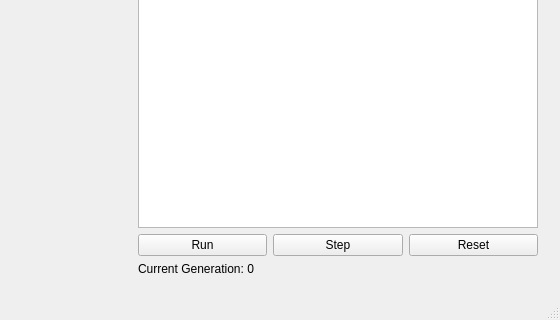
The window that viewer/MainWindow.ui (miguelmartin75/GP-Symbolic-Regression) describes before a commit, drawn with Qt 5; both pictures show x 413 to 973 and y 354 to 674 of the 973 by 674 pixel window.
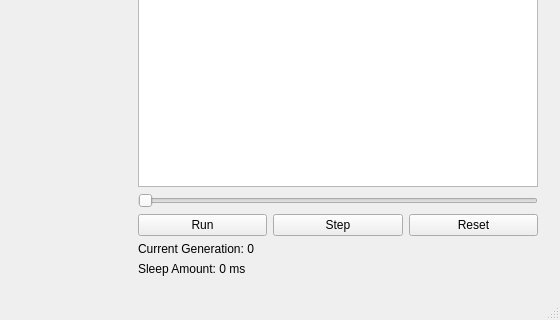
The same window after the commit. Custom widgets are drawn as their Qt base class.

The edit to the form file:
```diff
--- a/viewer/MainWindow.ui
+++ b/viewer/MainWindow.ui
@@ -83,6 +83,16 @@
          </property>
         </widget>
        </item>
+       <item>
+        <widget class="QSlider" name="sleepSlider">
+         <property name="maximum">
+          <number>1500</number>
+         </property>
+         <property name="orientation">
+          <enum>Qt::Horizontal</enum>
+         </property>
+        </widget>
+       </item>
        <item>
         <layout class="QHBoxLayout" name="horizontalLayout">
          <item>
@@ -115,6 +125,13 @@
          </property>
         </widget>
        </item>
+       <item>
+        <widget class="QLabel" name="sleepLabel">
+         <property name="text">
+          <string>Sleep Amount: 0 ms</string>
+         </property>
+        </widget>
+       </item>
       </layout>
      </widget>
     </item>
```
